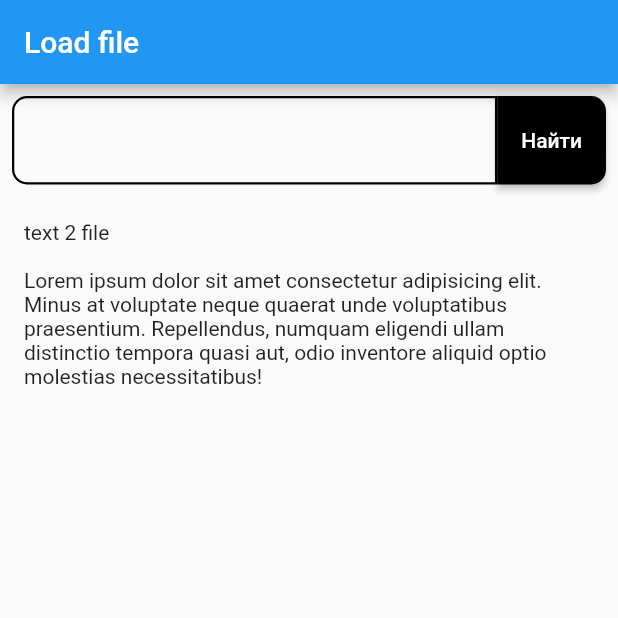
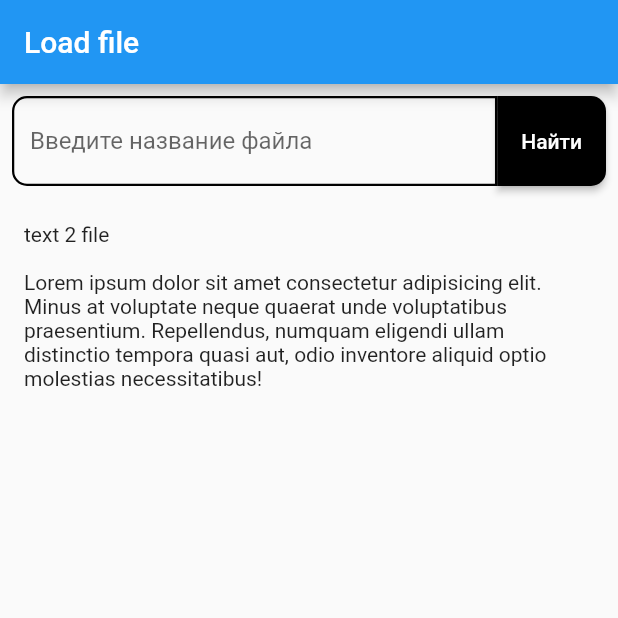
Before and after one commit to MariyaVik/skillbox_8_7, a Flutter app: the screen it shows after launch, on a phone screen of 412 x 824 dp, the top half of it. Run offline on Flutter 3.47's test engine with Material 2 defaults, Android fonts, the light colour scheme and no system bars.

Commit message:
change getting size

```diff
--- a/lib/load_file_screen.dart
+++ b/lib/load_file_screen.dart
@@ -1,5 +1,4 @@
 import 'package:flutter/material.dart';
-import 'package:flutter/scheduler.dart';
 import 'package:skillbox_8_7/fetch_file.dart';
 
 class LoadFileScreen extends StatefulWidget {
@@ -12,23 +11,12 @@ class LoadFileScreen extends StatefulWidget {
 }
 
 class _LoadFileScreenState extends State<LoadFileScreen> {
-  final GlobalKey _textFieldKey = GlobalKey();
-  late double? _height = 50;
   final _showFileController = TextEditingController();
   String _fileName = 'assets/text2.txt';
 
   void _showFile() {
     _fileName = 'assets/' + _showFileController.text + '.txt';
     setState(() {});
-  }
-
-  @override
-  void initState() {
-    super.initState();
-    SchedulerBinding.instance?.addPostFrameCallback((_) {
-      _height = _textFieldKey.currentContext?.size?.height;
-      setState(() {});
-    });
   }
 
   @override
@@ -41,13 +29,18 @@ class _LoadFileScreenState extends State<LoadFileScreen> {
         children: <Widget>[
           Padding(
             padding: const EdgeInsets.all(8.0),
+            child: SizedBox(
+              height: 60,
               child: Row(
                 children: [
                   Expanded(
                     child: TextField(
+                      minLines: null,
+                      maxLines: null,
+                      expands: true,
                       controller: _showFileController,
-                    key: _textFieldKey,
                       decoration: InputDecoration(
+                        hintText: 'Введите название файла',
                         border: OutlineInputBorder(),
                         enabledBorder: OutlineInputBorder(
                           borderSide: BorderSide(
@@ -72,22 +65,27 @@ class _LoadFileScreenState extends State<LoadFileScreen> {
                       ),
                     ),
                   ),
-                SizedBox(
-                  height: _height,
+                  LayoutBuilder(
+                      builder: (BuildContext ctx, BoxConstraints constraints) {
+                    return SizedBox(
+                      height: constraints.maxHeight,
                       child: ElevatedButton(
                         onPressed: _showFile,
                         child: Text('Найти'),
                         style: ButtonStyle(
                             backgroundColor:
                                 MaterialStateProperty.all(Colors.black),
-                        shape: MaterialStateProperty.all(RoundedRectangleBorder(
+                            shape: MaterialStateProperty.all(
+                                RoundedRectangleBorder(
                                     borderRadius: BorderRadius.only(
                               topRight: Radius.circular(10),
                               bottomRight: Radius.circular(10),
                             )))),
                       ),
+                    );
+                  }),
+                ],
               ),
-              ],
             ),
           ),
           Padding(
--- a/lib/main.dart
+++ b/lib/main.dart
@@ -19,7 +19,6 @@ class MyApp extends StatelessWidget {
       ),
       // home: CatchErrorScreen(),
       home: LoadFileScreen(title: "Load file"),
-      // home: StreamFutureScreen(),
     );
   }
 }
```
Lines whose indentation alone changed are shown as unchanged.
